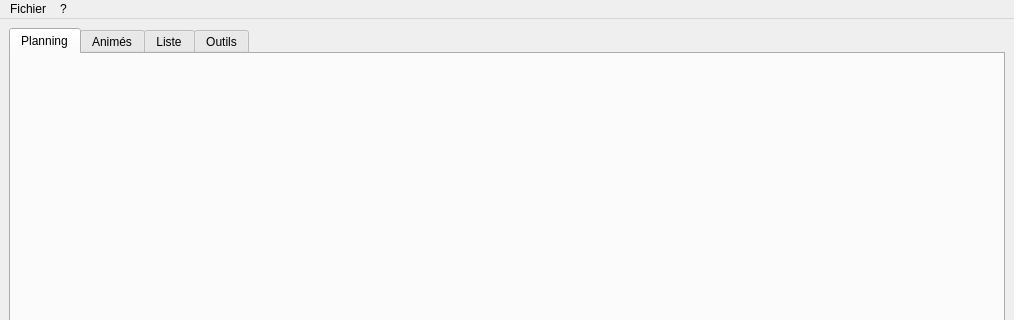
Before: the Qt Designer form src/ui/main_window.ui in seigneurfuo/MyAnimeManager3, drawn with Qt 5; both pictures show x 0 to 1014 and y 0 to 320 of the 1014 by 674 pixel window.
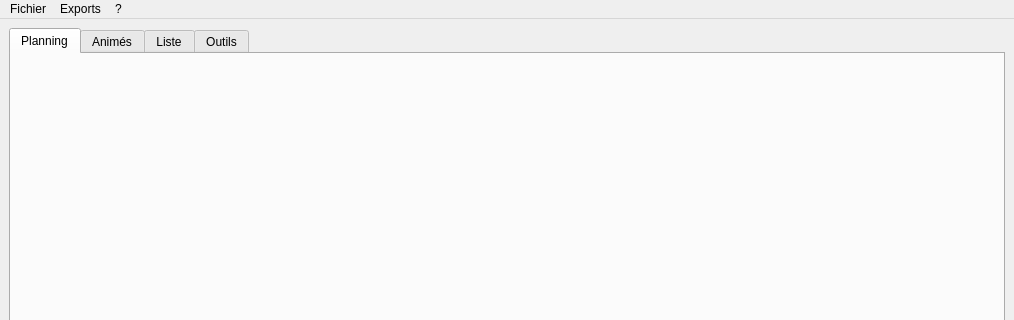
After: the same form once the commit is applied. Icons and pictures are not drawn.

Commit message: Ajout d'une fenetre de dialogue pour avoir des infos sur la version de Python et autres composants.

Diff of the .ui file:
```diff
--- a/src/ui/main_window.ui
+++ b/src/ui/main_window.ui
@@ -89,7 +89,14 @@
     <addaction name="separator"/>
     <addaction name="quit_action"/>
    </widget>
+   <widget class="QMenu" name="menuExports">
+    <property name="title">
+     <string>Exports</string>
+    </property>
+    <addaction name="planning_export_action"/>
+   </widget>
    <addaction name="file_menu"/>
+   <addaction name="menuExports"/>
    <addaction name="about_menu"/>
   </widget>
   <widget class="QStatusBar" name="statusbar"/>
```
Left out of the diff: 8 changed lines with no effect on the pictures. The commit also changes 3 other files.
